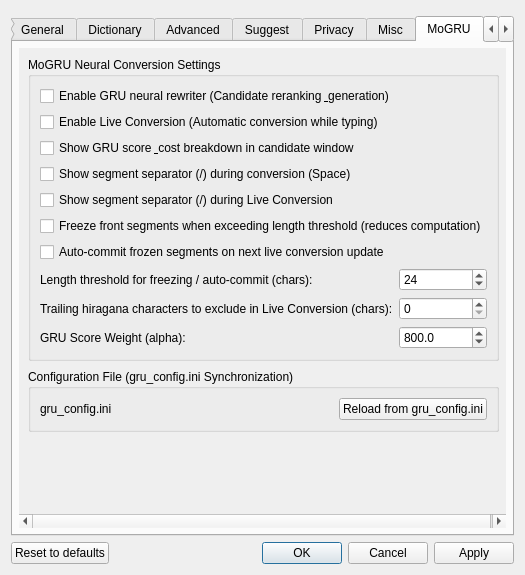
Qt form src/gui/config_dialog/config_dialog.ui (lambda-haru/MoGRU) before a commit.
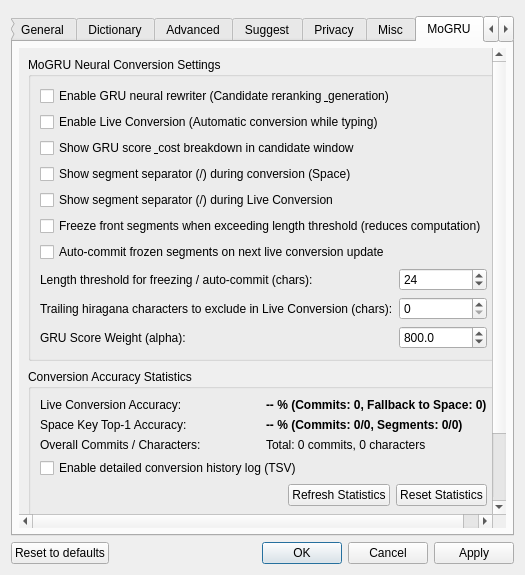
The same form after that commit. The open tabs and pages were chosen to show the change. Custom widgets are drawn as their Qt base class.

Commit message:
Add conversion accuracy statistics feature to ConfigDialog
- Introduced ConversionStatsManager to handle loading, saving, and resetting conversion statistics.
- Added UI elements in ConfigDialog for displaying live conversion accuracy, space key accuracy, and overall statistics.
- Implemented functionality to refresh and reset conversion statistics from the UI.
- Created JSON serialization and deserialization methods for ConversionStats.
- Added unit tests for accuracy calculations, JSON round-trip, and save/load/reset functionalities.

The edit to the form file:
```diff
--- a/src/gui/config_dialog/config_dialog.ui
+++ b/src/gui/config_dialog/config_dialog.ui
@@ -1877,6 +1877,118 @@
                </layout>
               </widget>
              </item>
+             <item>
+              <widget class="QGroupBox" name="gruStatsGroupBox">
+               <property name="title">
+                <string>Conversion Accuracy Statistics</string>
+               </property>
+               <layout class="QVBoxLayout" name="gruStatsLayout">
+                <item>
+                 <layout class="QGridLayout" name="gruStatsGridLayout">
+                  <item row="0" column="0">
+                   <widget class="QLabel" name="liveConversionAccuracyTitleLabel">
+                    <property name="text">
+                     <string>Live Conversion Accuracy:</string>
+                    </property>
+                   </widget>
+                  </item>
+                  <item row="0" column="1">
+                   <widget class="QLabel" name="liveConversionAccuracyValueLabel">
+                    <property name="font">
+                     <font>
+                      <bold>true</bold>
+                     </font>
+                    </property>
+                    <property name="text">
+                     <string>-- % (Commits: 0, Fallback to Space: 0)</string>
+                    </property>
+                    <property name="textInteractionFlags">
+                     <set>Qt::TextInteractionFlag::LinksAccessibleByMouse|Qt::TextInteractionFlag::TextSelectableByMouse</set>
+                    </property>
+                   </widget>
+                  </item>
+                  <item row="1" column="0">
+                   <widget class="QLabel" name="spaceConversionAccuracyTitleLabel">
+                    <property name="text">
+                     <string>Space Key Top-1 Accuracy:</string>
+                    </property>
+                   </widget>
+                  </item>
+                  <item row="1" column="1">
+                   <widget class="QLabel" name="spaceConversionAccuracyValueLabel">
+                    <property name="font">
+                     <font>
+                      <bold>true</bold>
+                     </font>
+                    </property>
+                    <property name="text">
+                     <string>-- % (Commits: 0/0, Segments: 0/0)</string>
+                    </property>
+                    <property name="textInteractionFlags">
+                     <set>Qt::TextInteractionFlag::LinksAccessibleByMouse|Qt::TextInteractionFlag::TextSelectableByMouse</set>
+                    </property>
+                   </widget>
+                  </item>
+                  <item row="2" column="0">
+                   <widget class="QLabel" name="overallStatsTitleLabel">
+                    <property name="text">
+                     <string>Overall Commits / Characters:</string>
+                    </property>
+                   </widget>
+                  </item>
+                  <item row="2" column="1">
+                   <widget class="QLabel" name="overallStatsValueLabel">
+                    <property name="text">
+                     <string>Total: 0 commits, 0 characters</string>
+                    </property>
+                    <property name="textInteractionFlags">
+                     <set>Qt::TextInteractionFlag::LinksAccessibleByMouse|Qt::TextInteractionFlag::TextSelectableByMouse</set>
+                    </property>
+                   </widget>
+                  </item>
+                 </layout>
+                </item>
+                <item>
+                 <widget class="QCheckBox" name="enableConversionHistoryLogCheckBox">
+                  <property name="text">
+                   <string>Enable detailed conversion history log (TSV)</string>
+                  </property>
+                 </widget>
+                </item>
+                <item>
+                 <layout class="QHBoxLayout" name="gruStatsButtonLayout">
+                  <item>
+                   <spacer name="gruStatsButtonSpacer">
+                    <property name="orientation">
+                     <enum>Qt::Orientation::Horizontal</enum>
+                    </property>
+                    <property name="sizeHint" stdset="0">
+                     <size>
+                      <width>40</width>
+                      <height>20</height>
+                     </size>
+                    </property>
+                   </spacer>
+                  </item>
+                  <item>
+                   <widget class="QPushButton" name="refreshConversionStatsButton">
+                    <property name="text">
+                     <string>Refresh Statistics</string>
+                    </property>
+                   </widget>
+                  </item>
+                  <item>
+                   <widget class="QPushButton" name="resetConversionStatsButton">
+                    <property name="text">
+                     <string>Reset Statistics</string>
+                    </property>
+                   </widget>
+                  </item>
+                 </layout>
+                </item>
+               </layout>
+              </widget>
+             </item>
              <item>
               <widget class="QGroupBox" name="gruConfigFileGroupBox">
                <property name="title">
```
The commit also changes 14 other files.
